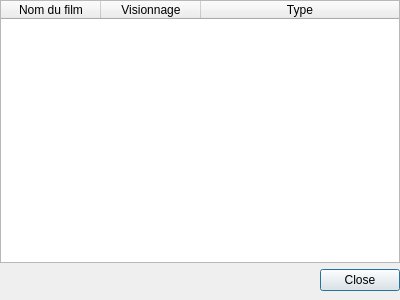
Qt form Dialogs/EditViewsDialog.ui (AmbreM71/MovieManager) before a commit.
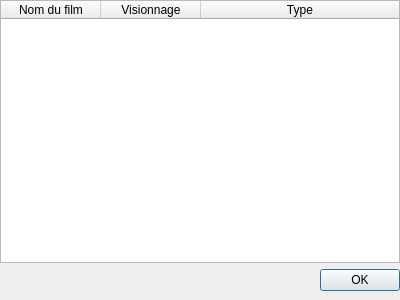
The same form after that commit.

Diff of the .ui file:
```diff
--- a/Dialogs/EditViewsDialog.ui
+++ b/Dialogs/EditViewsDialog.ui
@@ -78,7 +78,7 @@
       <enum>Qt::Horizontal</enum>
      </property>
      <property name="standardButtons">
-      <set>QDialogButtonBox::Close</set>
+      <set>QDialogButtonBox::Ok</set>
      </property>
     </widget>
    </item>
```
Left out of the diff: 6 changed lines with no effect on the pictures.
